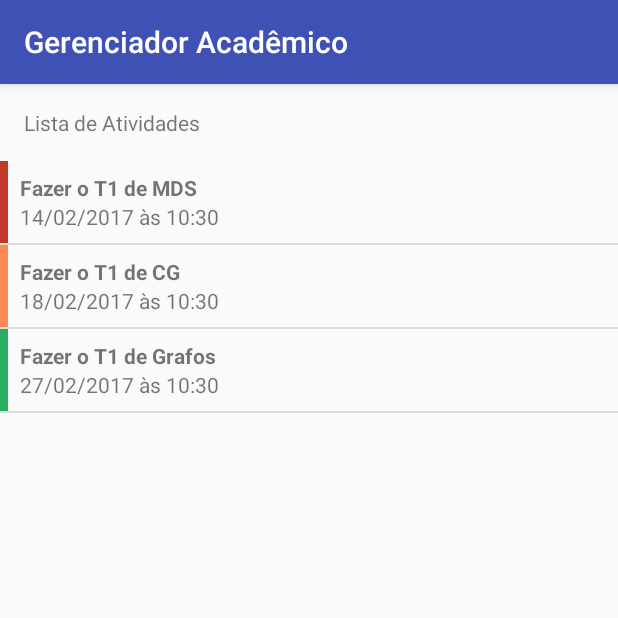
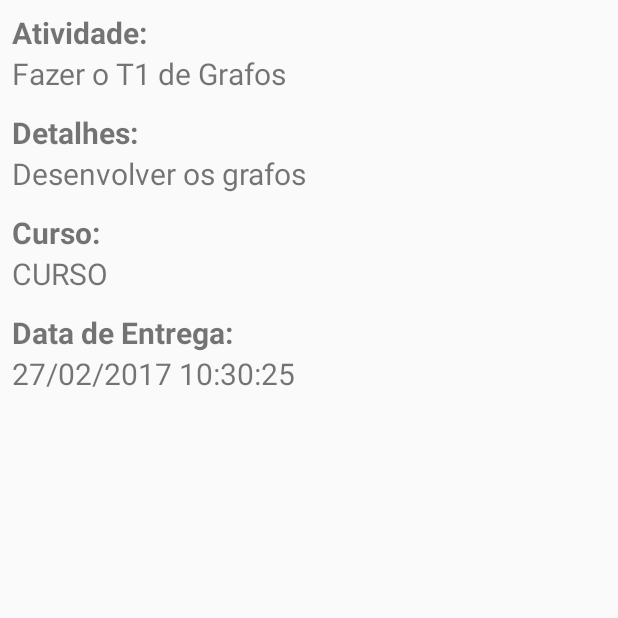
Before and after one commit to hguarnieri/mds-gerenciador, an Android app: the fragment AtividadesFragment shown on its own in the app's theme, after a tap on "Fazer o T1 de Grafos", on a phone screen of 412 x 824 dp, the top half of it. Run offline under Robolectric (Android 15) with nearby library versions, the phone set to English and light mode, and no system bars; libraries missing offline, so code that uses them is left out: com.google.api.client; 2 statements that could not run were skipped.

```diff
--- /dev/null
+++ b/app/src/main/java/br/ufscar/mds/gerenciador/AtividadeActivity.java
@@ -0,0 +1,51 @@
+package br.ufscar.mds.gerenciador;
+
+import android.app.Activity;
+import android.content.Intent;
+import android.os.Bundle;
+import android.util.Log;
+import android.view.View;
+import android.widget.AdapterView;
+import android.widget.Button;
+import android.widget.ListView;
+import android.widget.TextView;
+
+import java.util.List;
+
+import br.ufscar.mds.gerenciador.data.Atividade;
+import br.ufscar.mds.gerenciador.data.Curso;
+import br.ufscar.mds.gerenciador.database.DbInterface;
+import br.ufscar.mds.gerenciador.utils.ListViewAtividadesAdapter;
+
+/**
+ * Created by gabri on 29/01/2017.
+ */
+
+public class AtividadeActivity extends Activity {
+
+    TextView mTextViewNome;
+    TextView mTextViewDescricao;
+    TextView mTextViewCurso;
+    TextView mTextViewData;
+
+    @Override
+    protected void onCreate(Bundle savedInstanceState) {
+        super.onCreate(savedInstanceState);
+        setContentView(R.layout.activity_atividade);
+
+        Bundle bundle = getIntent().getExtras();
+        int assignmentId = bundle.getInt("assignmentId");
+        Atividade atividade = DbInterface.getAssignment(getApplicationContext(), assignmentId);
+        Curso curso = DbInterface.getCourse(getApplicationContext(), atividade.getCursoId());
+
+        mTextViewNome      = (TextView) findViewById(R.id.activity_atividade_nome);
+        mTextViewDescricao = (TextView) findViewById(R.id.activity_atividade_descricao);
+        mTextViewCurso     = (TextView) findViewById(R.id.activity_atividade_curso);
+        mTextViewData      = (TextView) findViewById(R.id.activity_atividade_data);
+
+        mTextViewNome.setText(atividade.getTitulo());
+        mTextViewDescricao.setText(atividade.getDetalhes());
+        mTextViewCurso.setText(curso.getNome());
+        mTextViewData.setText(atividade.getDataString());
+    }
+}
--- a/app/src/main/java/br/ufscar/mds/gerenciador/AtividadesFragment.java
+++ b/app/src/main/java/br/ufscar/mds/gerenciador/AtividadesFragment.java
@@ -2,11 +2,13 @@ package br.ufscar.mds.gerenciador;
 
 import android.content.BroadcastReceiver;
 import android.content.Context;
+import android.content.DialogInterface;
 import android.content.Intent;
 import android.content.IntentFilter;
 import android.support.annotation.Nullable;
 import android.support.v4.app.Fragment;
 import android.os.Bundle;
+import android.support.v7.app.AlertDialog;
 import android.util.Log;
 import android.view.LayoutInflater;
 import android.view.View;
@@ -14,6 +16,7 @@ import android.view.ViewGroup;
 import android.widget.AdapterView;
 import android.widget.ListView;
 
+import java.util.ArrayList;
 import java.util.Calendar;
 import java.util.Date;
 import java.util.List;
@@ -28,6 +31,8 @@ public class AtividadesFragment extends Fragment {
 
     BroadcastReceiver receiver;
     ListView listViewAtividades;
+
+    List<Atividade> atividades = new ArrayList<Atividade>();
 
     @Override
     public View onCreateView(LayoutInflater inflater, ViewGroup container, Bundle savedInstanceState) {
@@ -66,15 +71,46 @@ public class AtividadesFragment extends Fragment {
     }
 
     private void refreshListView() {
-        final List<Atividade> atividades = DbInterface.getAllFutureAssignments(getContext());
+        atividades = DbInterface.getAllFutureAssignments(getContext());
 
         listViewAtividades = (ListView) getActivity().findViewById(R.id.list_view_atividades);
         listViewAtividades.setAdapter(new ListViewAtividadesAdapter(getContext(), atividades));
         listViewAtividades.setOnItemClickListener(new AdapterView.OnItemClickListener(){
             @Override
-            public void onItemClick(AdapterView<?> adapterView, View view, int myItemInt, long l) {
-                //TODO Criar visualização da atividade e chamar ela
-                Log.v("AtividadesFragment","Selecionado o item: " + myItemInt);
+            public void onItemClick(AdapterView<?> adapterView, View view, int position, long l) {
+                Atividade atividade = atividades.get(position);
+                Intent i = new Intent(getActivity(), AtividadeActivity.class);
+
+                Bundle b = new Bundle();
+                b.putInt("assignmentId", atividade.getId());
+                i.putExtras(b);
+                startActivity(i);
+            }
+        });
+        listViewAtividades.setOnItemLongClickListener(new AdapterView.OnItemLongClickListener() {
+            @Override
+            public boolean onItemLongClick(AdapterView<?> parent, View view, int position, long id) {
+                final Atividade atividade = atividades.get(position);
+
+                AlertDialog.Builder builder = new AlertDialog.Builder(getActivity());
+                builder.setTitle("Atividade");
+                builder.setMessage("Confirma a remoção dessa atividade?\n" + atividade.getTitulo());
+                builder.setPositiveButton("Sim", new DialogInterface.OnClickListener() {
+                    @Override
+                    public void onClick(DialogInterface dialog, int which) {
+                        DbInterface.deleteAssignment(getContext(), atividade);
+                    }
+                });
+                builder.setNegativeButton("Não", new DialogInterface.OnClickListener() {
+                    @Override
+                    public void onClick(DialogInterface dialog, int which) {
+                        dialog.dismiss();
+                    }
+                });
+                AlertDialog dialog = builder.create();
+                dialog.show();
+
+                return true;
             }
         });
     }
@@ -96,6 +132,12 @@ public class AtividadesFragment extends Fragment {
     }
 
     @Override
+    public void onPause() {
+        super.onPause();
+        getActivity().unregisterReceiver(receiver);
+    }
+
+    @Override
     public void onDestroy() {
         super.onDestroy();
         getActivity().unregisterReceiver(receiver);
--- a/app/src/main/java/br/ufscar/mds/gerenciador/data/Atividade.java
+++ b/app/src/main/java/br/ufscar/mds/gerenciador/data/Atividade.java
@@ -1,5 +1,6 @@
 package br.ufscar.mds.gerenciador.data;
 
+import java.text.SimpleDateFormat;
 import java.util.Date;
 
 /**
@@ -64,6 +65,18 @@ public class Atividade {
         this.data = data;
     }
 
+    public String getDataString() {
+        SimpleDateFormat sdf = new SimpleDateFormat("dd/MM/yyyy HH:mm:ss");
+
+        try {
+            return sdf.format(this.getData());
+        } catch (Exception ex) {
+            ex.printStackTrace();
+        }
+
+        return "";
+    }
+
     @Override
     public String toString() {
         return "Atividade{" +
--- a/app/src/main/java/br/ufscar/mds/gerenciador/utils/ListViewAtividadesAdapter.java
+++ b/app/src/main/java/br/ufscar/mds/gerenciador/utils/ListViewAtividadesAdapter.java
@@ -31,9 +31,6 @@ public class ListViewAtividadesAdapter extends BaseAdapter {
 
     public ListViewAtividadesAdapter(Context context, List<Atividade> atividades) {
         inflater = (LayoutInflater) context.getSystemService(Context.LAYOUT_INFLATER_SERVICE);
-
-
-
         this.atividadeList = atividades;
     }
 
--- /dev/null
+++ b/app/src/main/res/layout/activity_atividade.xml
@@ -0,0 +1,67 @@
+<?xml version="1.0" encoding="utf-8"?>
+<LinearLayout xmlns:android="http://schemas.android.com/apk/res/android"
+    android:orientation="vertical"
+    android:layout_width="match_parent"
+    android:layout_height="match_parent"
+    android:padding="8dp">
+
+    <TextView
+        android:layout_width="match_parent"
+        android:layout_height="wrap_content"
+        android:textSize="20sp"
+        android:textStyle="bold"
+        android:text="Atividade:"/>
+
+    <TextView
+        android:id="@+id/activity_atividade_nome"
+        android:layout_width="match_parent"
+        android:layout_height="wrap_content"
+        android:textSize="20sp"
+        android:text="TITULO DA ATIVIDADE"/>
+
+    <TextView
+        android:layout_width="match_parent"
+        android:layout_height="wrap_content"
+        android:textSize="20sp"
+        android:textStyle="bold"
+        android:layout_marginTop="12dp"
+        android:text="Detalhes:"/>
+
+    <TextView
+        android:id="@+id/activity_atividade_descricao"
+        android:layout_width="match_parent"
+        android:layout_height="wrap_content"
+        android:textSize="20sp"
+        android:text="DETALHES DA ATIVIDADE"/>
+
+    <TextView
+        android:layout_width="match_parent"
+        android:layout_height="wrap_content"
+        android:textSize="20sp"
+        android:textStyle="bold"
+        android:layout_marginTop="12dp"
+        android:text="Curso:"/>
+
+    <TextView
+        android:id="@+id/activity_atividade_curso"
+        android:layout_width="match_parent"
+        android:layout_height="wrap_content"
+        android:textSize="20sp"
+        android:text="CURSO"/>
+
+    <TextView
+        android:layout_width="match_parent"
+        android:layout_height="wrap_content"
+        android:textSize="20sp"
+        android:textStyle="bold"
+        android:layout_marginTop="12dp"
+        android:text="Data de Entrega:"/>
+
+    <TextView
+        android:id="@+id/activity_atividade_data"
+        android:layout_width="match_parent"
+        android:layout_height="wrap_content"
+        android:textSize="20sp"
+        android:text="DATA DE ENTREGA"/>
+
+</LinearLayout>
--- a/app/src/main/res/layout/list_atividade_item.xml
+++ b/app/src/main/res/layout/list_atividade_item.xml
@@ -23,6 +23,7 @@
             android:layout_marginLeft="8dp"
             android:layout_marginRight="8dp"
             android:layout_marginTop="8dp"
+            android:textColor="@color/colorPrimaryDark"
             android:text="Atividade 1"/>
 
         <TextView
@@ -32,6 +33,7 @@
             android:layout_marginLeft="8dp"
             android:layout_marginRight="8dp"
             android:layout_marginBottom="8dp"
+            android:textColor="@color/colorPrimaryDark"
             android:text="Segunda, 21 de janeiro de 2016 - 10:00"/>
 
     </LinearLayout>
--- a/app/src/main/res/layout/list_cursos_item.xml
+++ b/app/src/main/res/layout/list_cursos_item.xml
@@ -17,6 +17,7 @@
             android:layout_marginLeft="8dp"
             android:layout_marginRight="8dp"
             android:layout_marginTop="8dp"
+            android:textColor="@color/colorPrimaryDark"
             android:text="Sistemas Operacionais"/>
 
         <TextView
@@ -26,6 +27,7 @@
             android:layout_marginLeft="8dp"
             android:layout_marginRight="8dp"
             android:layout_marginBottom="8dp"
+            android:textColor="@color/colorPrimaryDark"
             android:text="Segunda-feira: 16:00 às 18:00\nTerça-feira: 08:00 às 10:00"/>
 
     </LinearLayout>
--- a/app/src/main/res/layout/view_atividades.xml
+++ b/app/src/main/res/layout/view_atividades.xml
@@ -4,15 +4,7 @@
     android:id="@+id/activity_atividades"
     android:layout_width="match_parent"
     android:layout_height="match_parent"
-    android:orientation="vertical"
-    android:paddingTop="@dimen/activity_vertical_margin">
-
-    <TextView
-        android:layout_width="match_parent"
-        android:layout_height="wrap_content"
-        android:layout_marginLeft="16dp"
-        android:layout_marginBottom="16dp"
-        android:text="Lista de Atividades"/>
+    android:orientation="vertical">
 
     <ListView
         android:id="@+id/list_view_atividades"
--- a/app/src/main/res/values/strings.xml
+++ b/app/src/main/res/values/strings.xml
@@ -4,7 +4,7 @@
     <string name="openDrawer">Menu</string>
     <string name="closeDrawer">Menu</string>
     <string name="about_title">Sobre</string>
-    <string name="about_message">App desenvolvido para a aula de MDS</string>
+    <string name="about_message">App desenvolvido para a aula de MDS\nGrupo:\nHenrique Guarnieri\nGabriel Martins\nThalles Ferreira\nPedro Garcia</string>
     <string name="ok">OK</string>
     <string name="no_connection">Sem conexão de Internet</string>
     <string name="no_google_play">É preciso ter instalado Google Play Services</string>
```
Also changed, not shown: app/src/main/AndroidManifest.xml (+7 -2 lines), app/src/main/java/br/ufscar/mds/gerenciador/AddAssignmentActivity.java (+3 -4 lines), app/src/main/java/br/ufscar/mds/gerenciador/CursoActivity.java (+40 -4 lines), app/src/main/java/br/ufscar/mds/gerenciador/CursosFragment.java (+6 -1 lines), app/src/main/java/br/ufscar/mds/gerenciador/MainActivity.java (+19 -34 lines), app/src/main/java/br/ufscar/mds/gerenciador/NotesActivity.java (+27 -2 lines), app/src/main/java/br/ufscar/mds/gerenciador/database/DbInterface.java (+3 -4 lines), app/src/main/res/layout/view_cursos.xml (+0 -7 lines).
